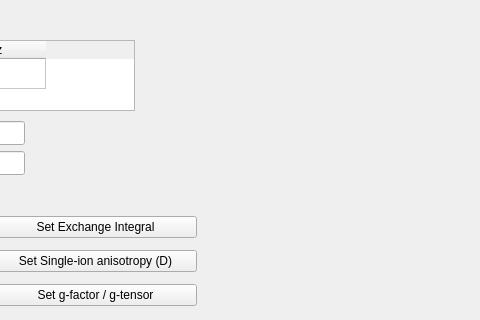
First picture: the form in FaustSpin/FaustSpinGUI/faust_spin_parameters_dialog.ui, repository MadComputationalPhys2003/Progect_Gonchar, before the edit; both pictures show x 276 to 756 and y 0 to 320 of the 1046 by 531 pixel window.
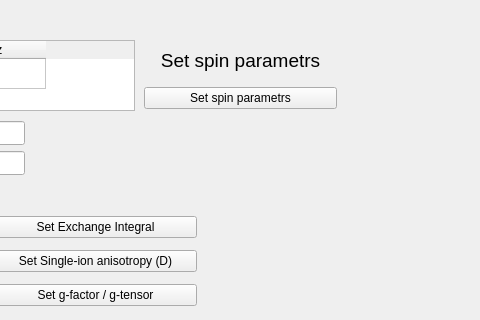
Second picture: the form after the edit.

The edit to the form file:
```diff
--- a/FaustSpin/FaustSpinGUI/faust_spin_parameters_dialog.ui
+++ b/FaustSpin/FaustSpinGUI/faust_spin_parameters_dialog.ui
@@ -203,7 +203,7 @@
     </item>
    </layout>
   </widget>
-  <widget class="QWidget" name="">
+  <widget class="QWidget" name="layoutWidget">
    <property name="geometry">
     <rect>
      <x>250</x>
@@ -236,7 +236,7 @@
     </item>
    </layout>
   </widget>
-  <widget class="QWidget" name="">
+  <widget class="QWidget" name="layoutWidget">
    <property name="geometry">
     <rect>
      <x>270</x>
@@ -269,6 +269,32 @@
     </item>
    </layout>
   </widget>
+  <widget class="QWidget" name="">
+   <property name="geometry">
+    <rect>
+     <x>420</x>
+     <y>40</y>
+     <width>193</width>
+     <height>69</height>
+    </rect>
+   </property>
+   <layout class="QGridLayout" name="gridLayout_4">
+    <item row="0" column="0">
+     <widget class="QLabel" name="label_8">
+      <property name="text">
+       <string>&lt;html&gt;&lt;head/&gt;&lt;body&gt;&lt;p align=&quot;center&quot;&gt;&lt;span style=&quot; font-size:14pt;&quot;&gt;Set spin parametrs&lt;/span&gt;&lt;/p&gt;&lt;/body&gt;&lt;/html&gt;</string>
+      </property>
+     </widget>
+    </item>
+    <item row="1" column="0">
+     <widget class="QPushButton" name="pushButtonSetSpitParametrs">
+      <property name="text">
+       <string>Set spin parametrs</string>
+      </property>
+     </widget>
+    </item>
+   </layout>
+  </widget>
  </widget>
  <resources/>
  <connections>
```
Left out of the diff: 2 changed lines with no effect on the pictures.
